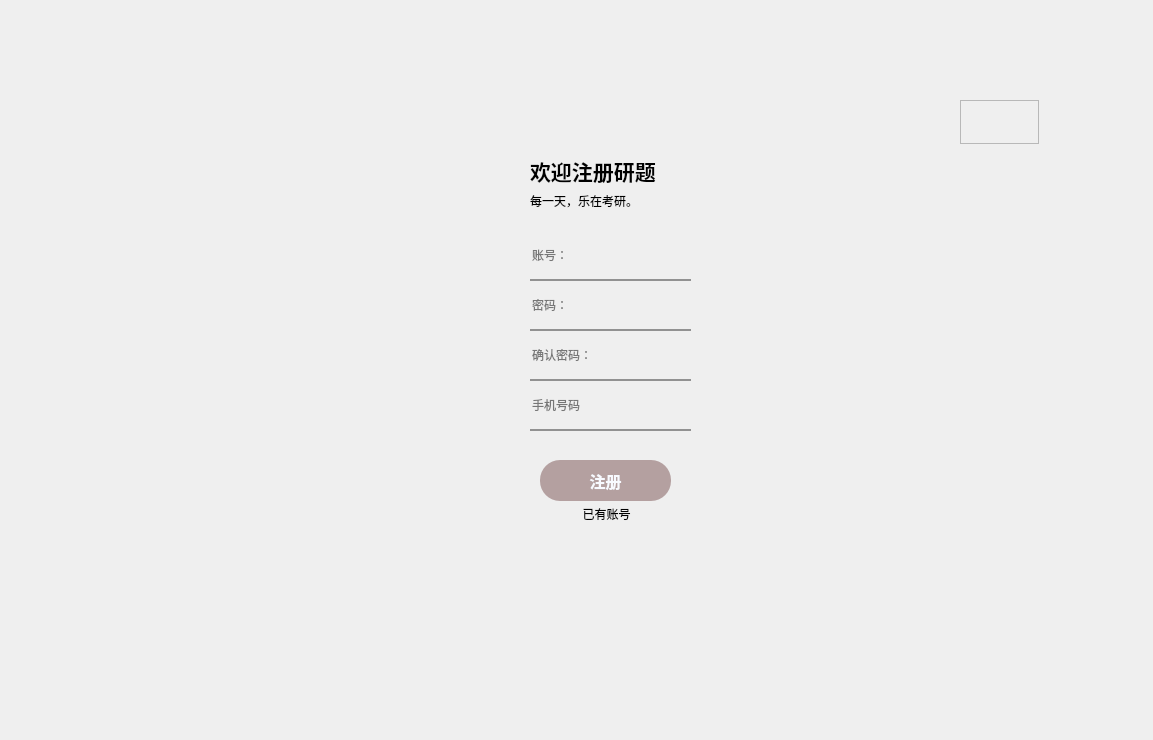
This is UI前端/LoginUI_3/logindemo.ui in EdmitSpera/Postgraduate-question-system as Qt 5 draws it before an edit. The edited form follows.
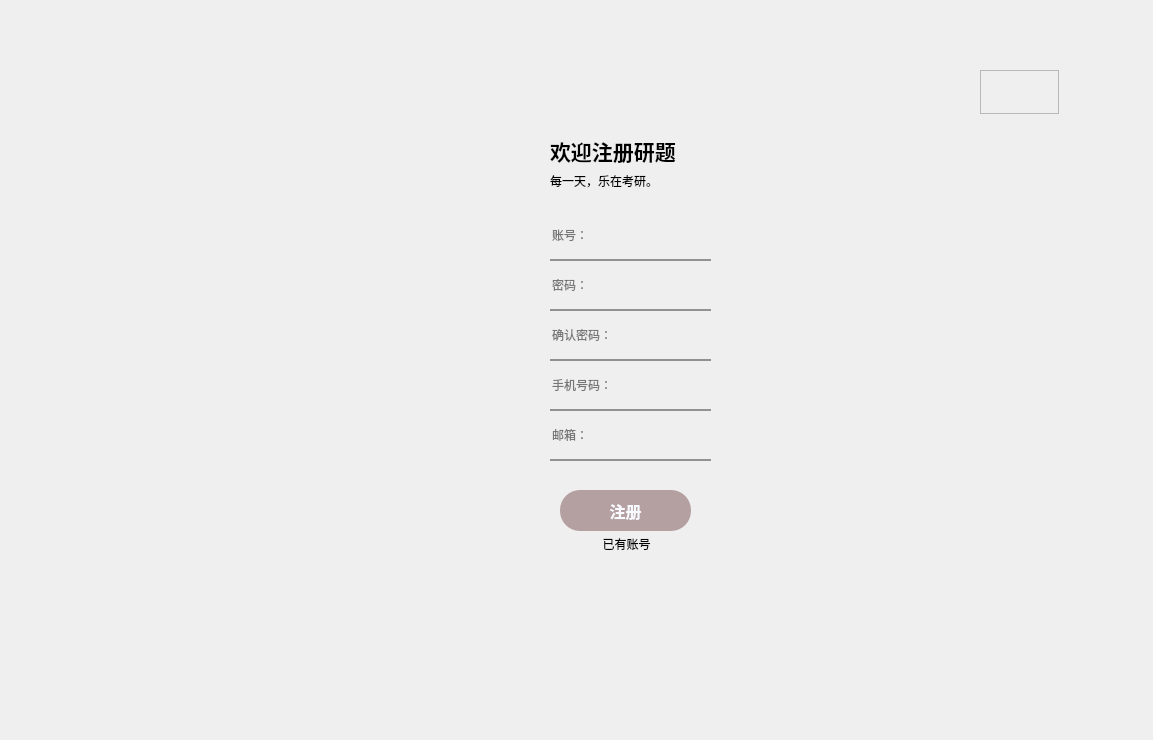
This is the edited form. The open tabs and pages were chosen to show the change. Icons and pictures are not drawn.

Commit message:
注册界面更新
新增了邮箱，优化了界面比例

The edit to the form file:
```diff
--- a/UI前端/LoginUI_3/logindemo.ui
+++ b/UI前端/LoginUI_3/logindemo.ui
@@ -22,10 +22,10 @@
   <widget class="QStackedWidget" name="stackedWidget">
    <property name="geometry">
     <rect>
-     <x>170</x>
-     <y>70</y>
-     <width>891</width>
-     <height>531</height>
+     <x>120</x>
+     <y>40</y>
+     <width>981</width>
+     <height>641</height>
     </rect>
    </property>
    <property name="currentIndex">
@@ -313,8 +313,8 @@
     <widget class="QLineEdit" name="account_2">
      <property name="geometry">
       <rect>
-       <x>360</x>
-       <y>160</y>
+       <x>430</x>
+       <y>170</y>
        <width>161</width>
        <height>51</height>
       </rect>
@@ -331,8 +331,8 @@
     <widget class="QPushButton" name="signin">
      <property name="geometry">
       <rect>
-       <x>370</x>
-       <y>390</y>
+       <x>440</x>
+       <y>450</y>
        <width>131</width>
        <height>41</height>
       </rect>
@@ -370,10 +370,10 @@
     <widget class="QLabel" name="label_11">
      <property name="geometry">
       <rect>
-       <x>10</x>
+       <x>70</x>
        <y>20</y>
-       <width>871</width>
-       <height>481</height>
+       <width>891</width>
+       <height>571</height>
       </rect>
      </property>
      <property name="styleSheet">
@@ -388,8 +388,8 @@
     <widget class="QLineEdit" name="password_2">
      <property name="geometry">
       <rect>
-       <x>360</x>
-       <y>210</y>
+       <x>430</x>
+       <y>220</y>
        <width>161</width>
        <height>51</height>
       </rect>
@@ -409,8 +409,8 @@
     <widget class="QPushButton" name="account_had">
      <property name="geometry">
       <rect>
-       <x>390</x>
-       <y>430</y>
+       <x>460</x>
+       <y>490</y>
        <width>93</width>
        <height>28</height>
       </rect>
@@ -433,8 +433,8 @@
     <widget class="QLabel" name="label_12">
      <property name="geometry">
       <rect>
-       <x>360</x>
-       <y>70</y>
+       <x>430</x>
+       <y>80</y>
        <width>171</width>
        <height>61</height>
       </rect>
@@ -457,7 +457,7 @@
     <widget class="QFrame" name="frame_3">
      <property name="geometry">
       <rect>
-       <x>790</x>
+       <x>860</x>
        <y>30</y>
        <width>79</width>
        <height>44</height>
@@ -506,8 +506,8 @@
     <widget class="QLabel" name="label_13">
      <property name="geometry">
       <rect>
-       <x>360</x>
-       <y>110</y>
+       <x>430</x>
+       <y>120</y>
        <width>141</width>
        <height>41</height>
       </rect>
@@ -527,8 +527,8 @@
     <widget class="QLineEdit" name="password_confirmed">
      <property name="geometry">
       <rect>
-       <x>360</x>
-       <y>260</y>
+       <x>430</x>
+       <y>270</y>
        <width>161</width>
        <height>51</height>
       </rect>
@@ -548,8 +548,8 @@
     <widget class="QLineEdit" name="PhoneNumber">
      <property name="geometry">
       <rect>
-       <x>360</x>
-       <y>310</y>
+       <x>430</x>
+       <y>320</y>
        <width>161</width>
        <height>51</height>
       </rect>
@@ -563,7 +563,28 @@
       <enum>QLineEdit::Normal</enum>
      </property>
      <property name="placeholderText">
-      <string>手机号码</string>
+      <string>手机号码：</string>
+     </property>
+    </widget>
+    <widget class="QLineEdit" name="email">
+     <property name="geometry">
+      <rect>
+       <x>430</x>
+       <y>370</y>
+       <width>161</width>
+       <height>51</height>
+      </rect>
+     </property>
+     <property name="styleSheet">
+      <string notr="true">border:none;
+border-bottom:2px solid rgba(0,0,0,100);
+background-color: rgba(0, 0, 0,0);</string>
+     </property>
+     <property name="echoMode">
+      <enum>QLineEdit::Normal</enum>
+     </property>
+     <property name="placeholderText">
+      <string>邮箱：</string>
      </property>
     </widget>
     <zorder>label_11</zorder>
```
Left out of the diff: 61 changed lines with no effect on the pictures. The commit also changes 3 other files.
